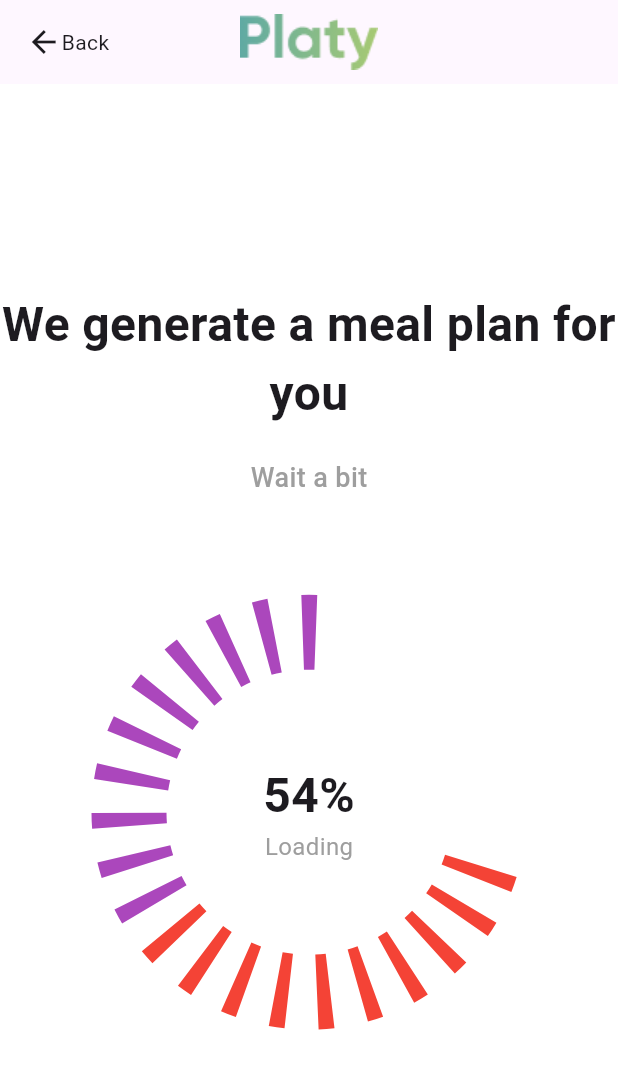
After one commit to AndAgainForYou/meProject, a Flutter app: the MealGenerationPage screen opened by its route, on a phone screen of 412 x 824 dp. The commit adds this screen. Shown: the top 1069 px of the screen. Run offline on Flutter 3.47's test engine with Material 3 defaults, Android fonts, the phone set to English and light mode, and no system bars; drawn by our look-alikes of step_progress_indicator; our stand-ins replace flutter_keyboard_visibility, flutter_svg, syncfusion_flutter_gauges; Roboto replaces fonts that are missing (Gilroy).

Commit message:
generation page with progres indicator

```diff
--- /dev/null
+++ b/lib/features/generation/meal_generation_page.dart
@@ -0,0 +1,104 @@
+import 'package:flutter/material.dart';
+import 'package:step_progress_indicator/step_progress_indicator.dart';
+import 'package:syncfusion_flutter_gauges/gauges.dart';
+import 'dart:math';
+
+class MealGenerationPage extends StatefulWidget {
+  const MealGenerationPage({super.key});
+
+  @override
+  State<MealGenerationPage> createState() => _MealGenerationPageState();
+}
+
+class _MealGenerationPageState extends State<MealGenerationPage> {
+  @override
+  Widget build(BuildContext context) {
+    return Scaffold(
+      appBar: AppBar(
+        leading: IconButton(
+          icon: const Row(
+            mainAxisAlignment: MainAxisAlignment.center,
+            children: [Icon(Icons.arrow_back), Text('Back')],
+          ),
+          onPressed: () {
+            // Navigator.of(context).pop();
+          },
+        ),
+        leadingWidth: 90,
+        title: Image.asset('assets/images/logo_small.png'),
+        centerTitle: true,
+      ),
+      body: Center(
+        child: Column(
+          mainAxisAlignment: MainAxisAlignment.center,
+          children: [
+            const Text(
+              'We generate a meal plan for you',
+              style: TextStyle(
+                fontFamily: 'Gilroy',
+                fontSize: 32,
+                fontWeight: FontWeight.w700,
+              ),
+              textAlign: TextAlign.center,
+            ),
+            const SizedBox(height: 20),
+            const Text(
+              'Wait a bit',
+              style: TextStyle(
+                fontFamily: 'Gilroy',
+                fontSize: 18,
+                fontWeight: FontWeight.w500,
+                color: Colors.grey,
+              ),
+            ),
+            Padding(
+              padding: const EdgeInsets.only(top: 65.0),
+              child: Row(
+                mainAxisAlignment: MainAxisAlignment.spaceEvenly,
+                children: <Widget>[
+                  CircularStepProgressIndicator(
+                    totalSteps: 20,
+                    currentStep: 10,
+                    stepSize: 50,
+                    selectedColor: Colors.red,
+                    unselectedColor: Colors.purple[400],
+                    padding: 3.14 / 20,
+                    width: 290,
+                    height: 290,
+                    startingAngle: -3.14 * 2 / 3.5,
+                    arcSize: 3.14 * 2 / 3 * 2.2,
+                    gradientColor: const LinearGradient(
+                      colors: [Color(0xFFAFCD6D), Color(0xFF59A7A7)],
+                    ),
+                    child: const Column(
+                      mainAxisAlignment: MainAxisAlignment.center,
+                      children: [
+                        Center(
+                            child: Text(
+                          '54%',
+                          style: TextStyle(
+                            fontWeight: FontWeight.w700,
+                            fontSize: 32,
+                            fontFamily: 'Gilroy',
+                          ),
+                        )),
+                        Text(
+                          'Loading',
+                          style: TextStyle(
+                              fontSize: 16,
+                              fontWeight: FontWeight.w400,
+                              fontFamily: 'Gilroy',
+                              color: Colors.grey),
+                        )
+                      ],
+                    ),
+                  ),
+                ],
+              ),
+            ),
+          ],
+        ),
+      ),
+    );
+  }
+}
--- a/lib/main.dart
+++ b/lib/main.dart
@@ -1,4 +1,5 @@
 import 'package:flutter/material.dart';
+import 'package:platy/features/generation/meal_generation_page.dart';
 import 'package:platy/features/loading/loading_page.dart';
 import 'package:platy/features/login/login_page.dart';
 import 'package:platy/features/restore_password/restore_password_page.dart';
@@ -18,11 +19,14 @@ class MyApp extends StatelessWidget {
       initialRoute: '/',
       routes: {
         '/':(context) => const LoadingPage(),
+
         '/login':(context) => const LoginPage(),
 
         '/signUp':(context) => const SignUpPage(),
         '/signUpCongratulation':(context) => const SignUpCongratulationPage(),
         '/RestorePasswordPage':(context) => const RestorePasswordPage(),
+
+        '/MealGenerationPage':(context) => const MealGenerationPage(),
       },
      // home: const SignUpPage(),
     );
--- a/pubspec.yaml
+++ b/pubspec.yaml
@@ -32,11 +32,13 @@ dependencies:
     sdk: flutter
   flutter_svg: ^2.0.9
   flutter_keyboard_visibility: ^5.0.2
+  syncfusion_flutter_gauges: ^24.1.45
 
 
   # The following adds the Cupertino Icons font to your application.
   # Use with the CupertinoIcons class for iOS style icons.
   cupertino_icons: ^1.0.2
+  step_progress_indicator: ^1.0.2
 
 dev_dependencies:
   flutter_test:
```
Also changed, not shown: assets/images/logo_small.png (added), pubspec.lock.
